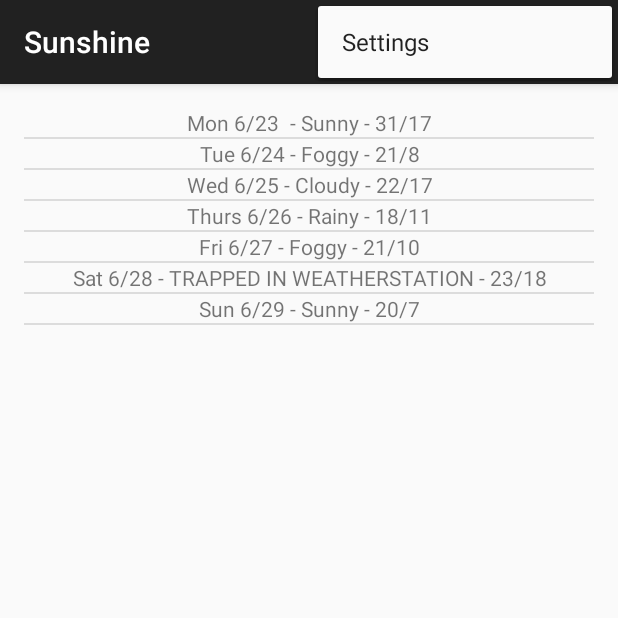
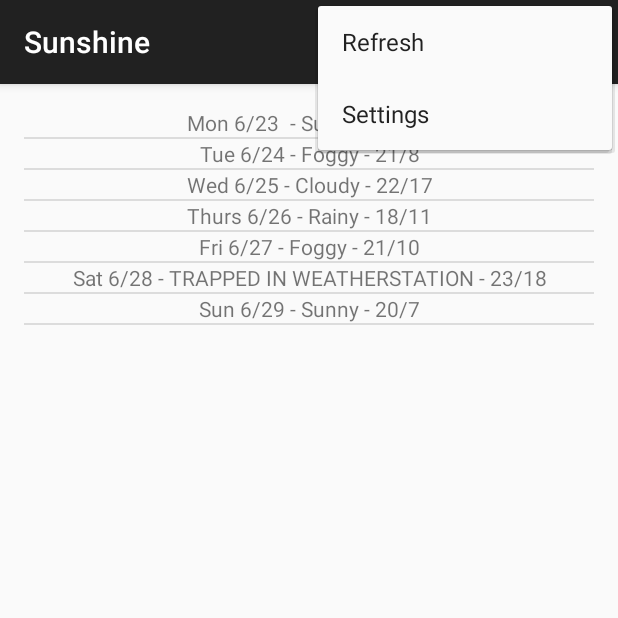
Before and after one commit to sudosun/MySunshine, an Android app: the screen it shows after launch (MainActivity), with the options menu open, on a phone screen of 412 x 824 dp, the top half of it. Run offline under Robolectric (Android 15) with nearby library versions, the phone set to English and light mode, and no system bars.

Commit message:
inflate ForecastFragment P.S. update gradle to 2.1.2

```diff
--- a/app/src/main/java/com/example/android/sunshine/app/ForecastFragment.java
+++ b/app/src/main/java/com/example/android/sunshine/app/ForecastFragment.java
@@ -5,6 +5,9 @@ import android.os.Bundle;
 import android.support.v4.app.Fragment;
 import android.util.Log;
 import android.view.LayoutInflater;
+import android.view.Menu;
+import android.view.MenuInflater;
+import android.view.MenuItem;
 import android.view.View;
 import android.view.ViewGroup;
 import android.widget.ArrayAdapter;
@@ -29,6 +32,31 @@ public class ForecastFragment extends Fragment {
     private ArrayAdapter<String> mForecastAdapter;
 
     public ForecastFragment() {
+    }
+
+    @Override
+    public void onCreate(Bundle savedInstanceState) {
+        super.onCreate(savedInstanceState);
+        setHasOptionsMenu(true);
+        }
+
+    @Override
+    public void onCreateOptionsMenu(Menu menu, MenuInflater inflater) {
+        inflater.inflate(R.menu.forecastfragment, menu);
+    }
+
+    @Override
+    public boolean onOptionsItemSelected(MenuItem item) {
+        // Handle action bar item clicks here. The action bar will
+        // automatically handle clicks on the Home/Up button, so long
+        // as you specify a parent activity in AndroidManifest.xml.
+        //noinspection SimplifiableIfStatement
+        int id = item.getItemId();
+        if (id == R.id.action_refresh) {
+            return true;
+        }
+
+        return super.onOptionsItemSelected(item);
     }
 
     @Override
@@ -63,7 +91,7 @@ public class ForecastFragment extends Fragment {
 
     public class FetchWeatherTask extends AsyncTask<Void, Void, Void> {
 
-        private final String LOG_TAG = FetchWeatherTask.class.getSimpleName();
+        //private final String LOG_TAG = FetchWeatherTask.class.getSimpleName();
 
         @Override
         protected Void doInBackground(Void... params) {
@@ -130,4 +158,5 @@ public class ForecastFragment extends Fragment {
 
     }
 
+
 }
--- a/app/src/main/java/com/example/android/sunshine/app/MainActivity.java
+++ b/app/src/main/java/com/example/android/sunshine/app/MainActivity.java
@@ -24,6 +24,7 @@ public class MainActivity extends AppCompatActivity {
     public boolean onCreateOptionsMenu(Menu menu) {
         // Inflate the menu; this adds items to the action bar if it is present.
         getMenuInflater().inflate(R.menu.main, menu);
+
         return true;
     }
 
--- /dev/null
+++ b/app/src/main/res/menu/forecastfragment.xml
@@ -0,0 +1,8 @@
+<?xml version="1.0" encoding="utf-8"?>
+<menu xmlns:android="http://schemas.android.com/apk/res/android"
+    xmlns:app="http://schemas.android.com/apk/res-auto">
+    <item
+        android:id="@+id/action_refresh"
+        android:title="Refresh"
+        app:showAsAction="never" />
+</menu>
--- a/build.gradle
+++ b/build.gradle
@@ -5,7 +5,7 @@ buildscript {
         jcenter()
     }
     dependencies {
-        classpath 'com.android.tools.build:gradle:2.1.0'
+        classpath 'com.android.tools.build:gradle:2.1.2'
 
         // NOTE: Do not place your application dependencies here; they belong
         // in the individual module build.gradle files
```
